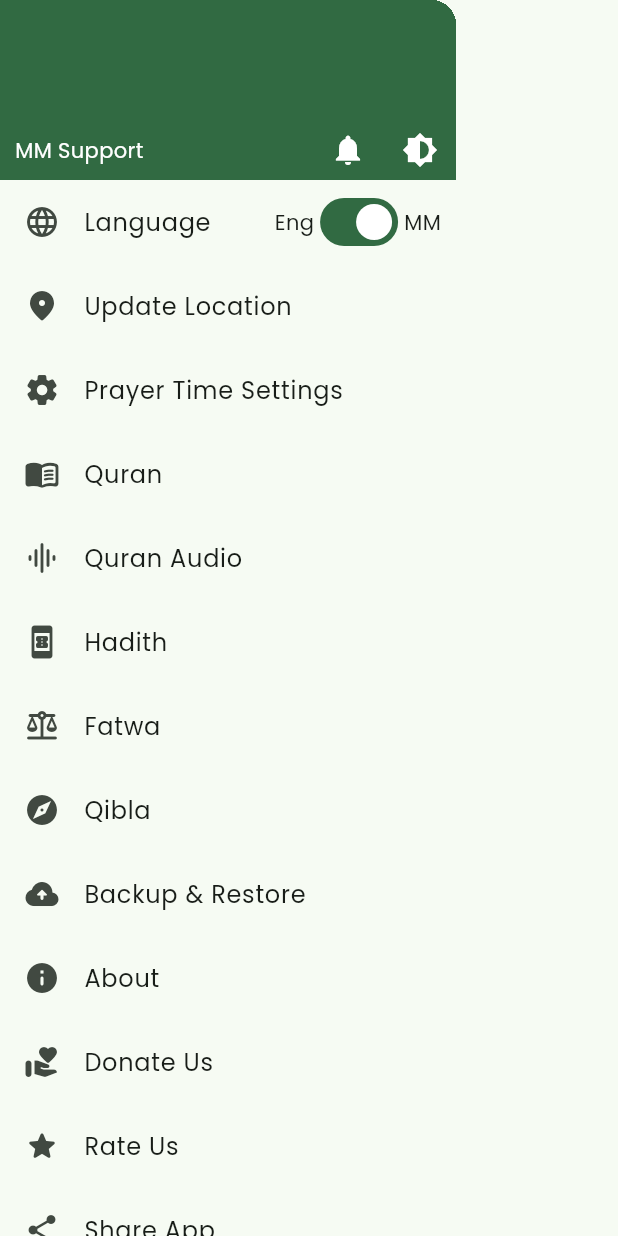
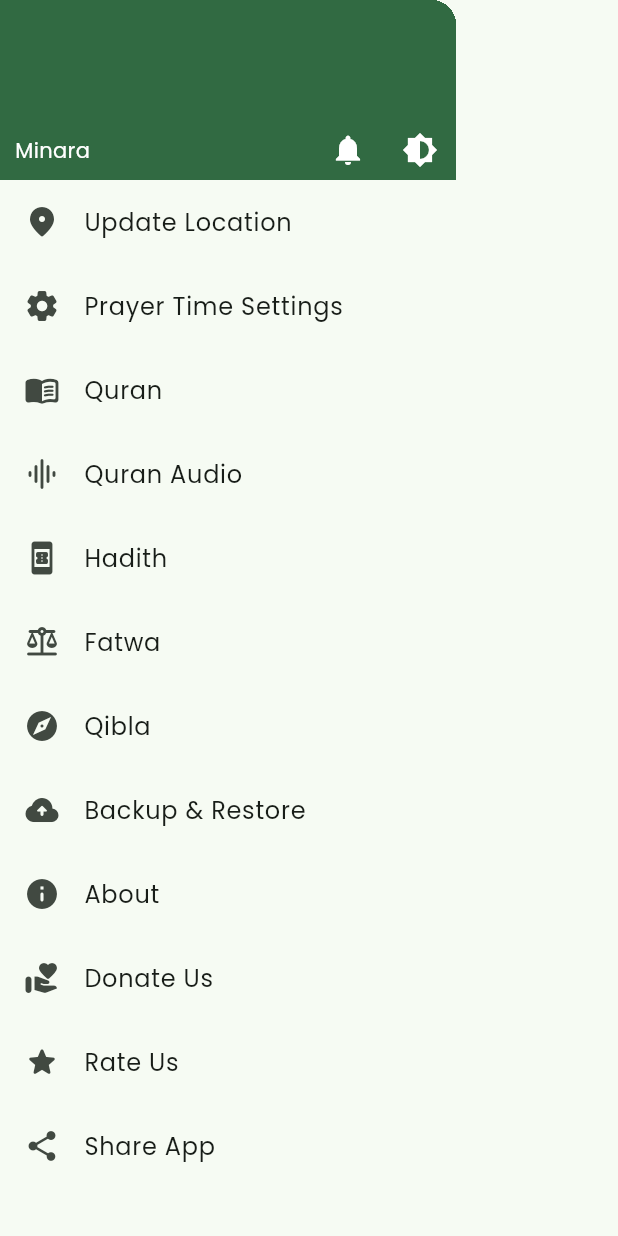
Before and after one commit to KyawLwinSoe27/mm_muslim_support_proj, a Flutter app: the DrawerWidget widget shown alone on an empty page, opened directly, on a phone screen of 412 x 824 dp. Run offline on Flutter 3.47's test engine with Material 3 defaults, Android fonts, the phone set to English and light mode, and no system bars; our stand-ins replace bloc, dio, easy_localization, equatable, firebase_analytics, firebase_core and 14 more; missing offline and left inert: pdfx, prayers_times; accounts and stored records are empty; network calls fail; statements that could not run were skipped.

Commit message:
app name change

```diff
--- a/mm_muslim_support/lib/module/home/widgets/drawer_widget.dart
+++ b/mm_muslim_support/lib/module/home/widgets/drawer_widget.dart
@@ -10,6 +10,7 @@
 import 'package:mm_muslim_support/module/quran/presentations/quran_list_page.dart';
 import 'package:mm_muslim_support/module/quran/presentations/surah_listen_list.dart';
 import 'package:mm_muslim_support/module/stay_tuned_page.dart';
+import 'package:mm_muslim_support/utility/constants.dart';
 import 'package:mm_muslim_support/utility/dialog_utils.dart';
 
 class DrawerWidget extends StatelessWidget {
@@ -20,9 +21,7 @@
   @override
   Widget build(BuildContext context) {
     return Drawer(
-      child: ListView(
-        // Important: Remove any padding from the ListView.
-        padding: EdgeInsets.zero,
+      child: Column(
         children: [
           Container(
             height: 120,
@@ -32,7 +31,7 @@
               child: Row(
                 mainAxisAlignment: MainAxisAlignment.spaceBetween,
                 children: [
-                  Text('MM Support', style: TextStyle(color: Theme.of(context).colorScheme.onPrimary)),
+                  Text(AppConstants.appName, style: TextStyle(color: Theme.of(context).colorScheme.onPrimary)),
                   Row(
                     children: [
                       IconButton(
@@ -48,36 +47,41 @@
               ),
             ),
           ),
-          Row(
+          Expanded(
+            child: ListView(
+              // Important: Remove any padding from the ListView.
+              padding: EdgeInsets.zero,
               children: [
-              Expanded(
-                child: ListTile(
-                  leading: const Icon(Icons.language_rounded),
-                  title: const Text('Language'),
-                  onTap: () {
-                    // Navigate to language selection screen
-                  },
-                ),
-              ),
-              BlocProvider(
-                create: (context) => ChangeLanguageCubit(),
-                child: BlocBuilder<ChangeLanguageCubit, bool>(
-                  builder: (context, state) {
-                    return Row(
-                      children: [
-                        const Text('Eng'),
-                        Switch(value: state, onChanged: (value) =>
-                        context.read<ChangeLanguageCubit>()
-                          ..toggleLanguage()),
-                        const Text('MM'),
-                        const SizedBox(width: 10,)
-                      ],
-                    );
-                  },
-                ),
-              )
-            ],
-          ),
+                // Row(
+                //   children: [
+                //     Expanded(
+                //       child: ListTile(
+                //         leading: const Icon(Icons.language_rounded),
+                //         title: const Text('Language'),
+                //         onTap: () {
+                //           // Navigate to language selection screen
+                //         },
+                //       ),
+                //     ),
+                //     BlocProvider(
+                //       create: (context) => ChangeLanguageCubit(),
+                //       child: BlocBuilder<ChangeLanguageCubit, bool>(
+                //         builder: (context, state) {
+                //           return Row(
+                //             children: [
+                //               const Text('Eng'),
+                //               Switch(value: state, onChanged: (value) =>
+                //               context.read<ChangeLanguageCubit>()
+                //                 ..toggleLanguage()),
+                //               const Text('MM'),
+                //               const SizedBox(width: 10,)
+                //             ],
+                //           );
+                //         },
+                //       ),
+                //     )
+                //   ],
+                // ),
                 BlocListener<GetLocationCubit, GetLocationState>(
                   listener: (context, state) {
                     if(state is GetLocationLoading) {
@@ -161,6 +165,9 @@
                 ),
               ],
             ),
+          ),
+        ],
+      ),
     );
   }
 }
--- a/mm_muslim_support/lib/utility/constants.dart
+++ b/mm_muslim_support/lib/utility/constants.dart
@@ -1,4 +1,5 @@
 class AppConstants {
+  static const String appName = 'Minara'; // Arabic for "Lighthouse", symbolizing guidance
   static const String baseUrl = 'https://api.example.com';
   static const String quranUrl = '17m7JDBX13WkSV4W6Qdl1Mt6RtOT-pehj';
   static const String quranMM1Url = '1R37JtotmrdrTAzYjyx9ZXR5OvXceE4mq';
--- a/mm_muslim_support/pubspec.yaml
+++ b/mm_muslim_support/pubspec.yaml
@@ -97,6 +97,8 @@
   plugin_platform_interface: ^2.1.8
   path_provider_platform_interface: ^2.1.2
   image_picker_platform_interface: ^2.10.0
+  change_app_package_name: ^1.5.0
+  rename_app: ^1.6.3
 
 
 
```
Also changed, not shown: 3 other files. Lines whose indentation alone changed are shown as unchanged.
